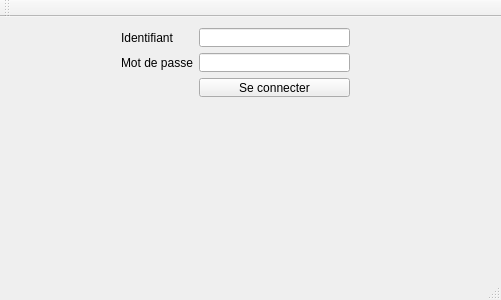
Old version of the form app/gui/window.ui in the repository Nokitoo/Nautiljon-Notifier.
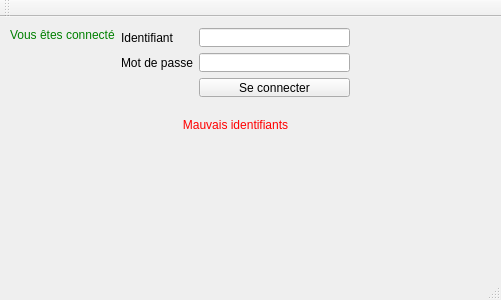
New version of the form.

Commit message: Can connect to nautiljon

```diff
--- a/app/gui/window.ui
+++ b/app/gui/window.ui
@@ -14,7 +14,10 @@
    <string>Hello, world!</string>
   </property>
   <widget class="QWidget" name="centralWidget">
-   <widget class="QWidget" name="formLayoutWidget">
+   <property name="enabled">
+    <bool>true</bool>
+   </property>
+   <widget class="QWidget" name="loginForm" native="true">
     <property name="geometry">
      <rect>
       <x>110</x>
@@ -84,8 +87,50 @@
      </item>
     </layout>
    </widget>
-   <zorder>formLayoutWidget</zorder>
-   <zorder>label_2</zorder>
+   <widget class="QLabel" name="connectError">
+    <property name="enabled">
+     <bool>true</bool>
+    </property>
+    <property name="geometry">
+     <rect>
+      <x>110</x>
+      <y>100</y>
+      <width>251</width>
+      <height>16</height>
+     </rect>
+    </property>
+    <property name="font">
+     <font>
+      <weight>50</weight>
+      <bold>false</bold>
+     </font>
+    </property>
+    <property name="styleSheet">
+     <string notr="true">QLabel { color : red; }</string>
+    </property>
+    <property name="text">
+     <string>Mauvais identifiants</string>
+    </property>
+    <property name="alignment">
+     <set>Qt::AlignCenter</set>
+    </property>
+   </widget>
+   <widget class="QLabel" name="connectSuccess">
+    <property name="geometry">
+     <rect>
+      <x>10</x>
+      <y>10</y>
+      <width>141</width>
+      <height>16</height>
+     </rect>
+    </property>
+    <property name="styleSheet">
+     <string notr="true">QLabel { color : green; }</string>
+    </property>
+    <property name="text">
+     <string>Vous êtes connecté</string>
+    </property>
+   </widget>
   </widget>
   <widget class="QMenuBar" name="menuBar">
    <property name="geometry">
```
Left out of the diff: 21 changed lines with no effect on the pictures. The commit also changes 3 other files.
